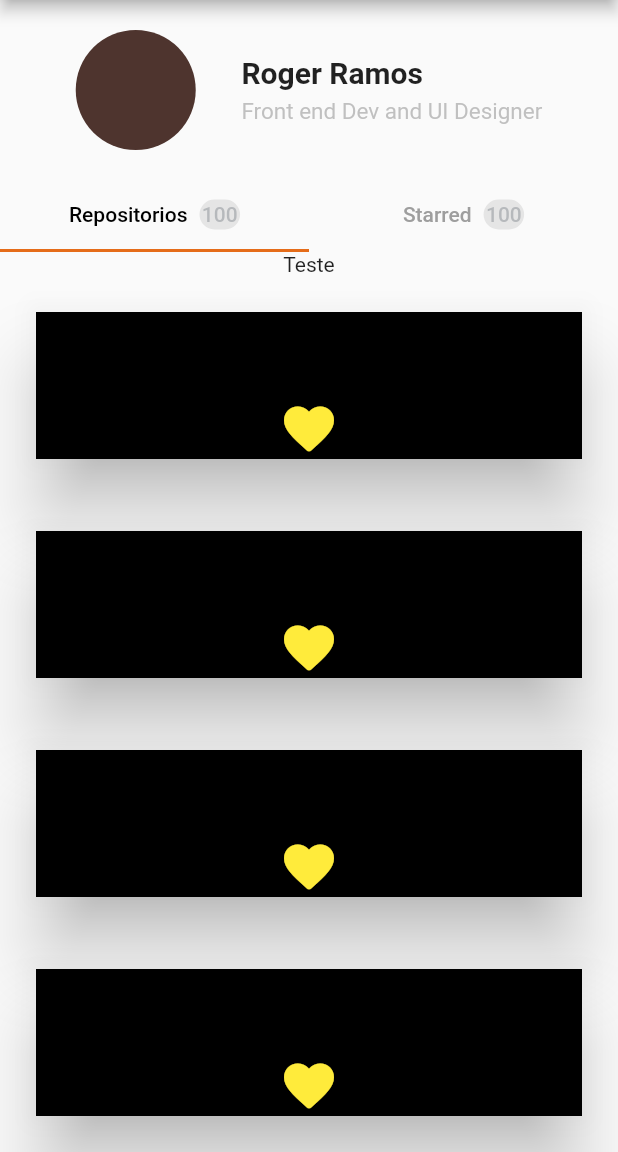
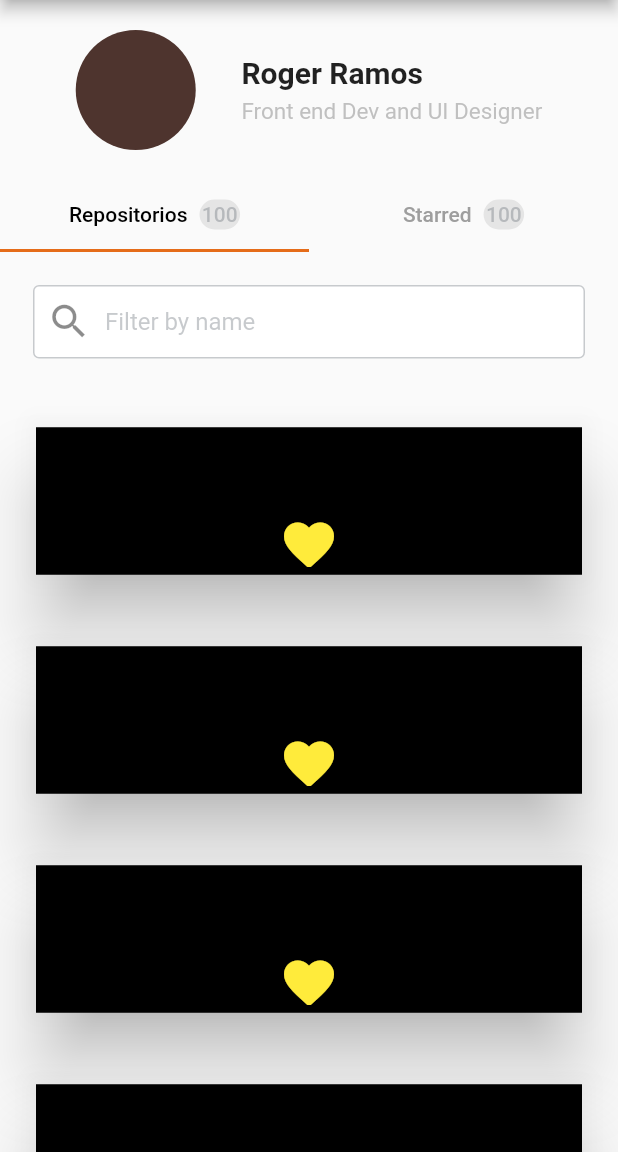
Before and after one commit to RegisSalesRA/flutter_github_api, a Flutter app: the screen it shows after launch, on a phone screen of 412 x 824 dp, the part 84-1236 px from its top. Run offline on Flutter 3.47's test engine with Material 2 defaults, Android fonts, the phone set to English and light mode, and no system bars; our stand-ins replace font_awesome_flutter.

Commit message:
Finish search

```diff
--- a/lib/components/page_tab1.dart
+++ b/lib/components/page_tab1.dart
@@ -1,4 +1,6 @@
 import 'package:flutter/material.dart';
+
+import '../styles/colors.dart';
 
 class PageOne extends StatelessWidget {
   List a = [
@@ -310,7 +312,32 @@ class PageOne extends StatelessWidget {
         height: MediaQuery.of(context).size.height,
         child: Column(
           children: [
-            Text("Teste"),
+            Padding(
+              padding: EdgeInsets.all(22),
+              child: TextField(
+                  style: TextStyle(color: CustomColors.slateGreyTwo),
+                  onChanged: (val) {
+                    print("Valor");
+                  },
+                  decoration: InputDecoration(
+                    hintStyle: TextStyle(color: CustomColors.slateGreyTwo),
+                    contentPadding: EdgeInsets.symmetric(vertical: 15.0),
+                    fillColor: Colors.white,
+                    filled: true,
+                    enabledBorder: OutlineInputBorder(
+                        borderSide:
+                            BorderSide(color: CustomColors.slateGreyTwo)),
+                    border: OutlineInputBorder(
+                        borderRadius: BorderRadius.circular(0.0),
+                        borderSide:
+                            BorderSide(color: CustomColors.slateGreyTwo)),
+                    hintText: 'Filter by name',
+                    prefixIcon: Icon(
+                      Icons.search,
+                      size: 30.0,
+                    ),
+                  )),
+            ),
             Expanded(
                 child: ListView.builder(
               itemBuilder: (BuildContext ctx, int index) {
```
